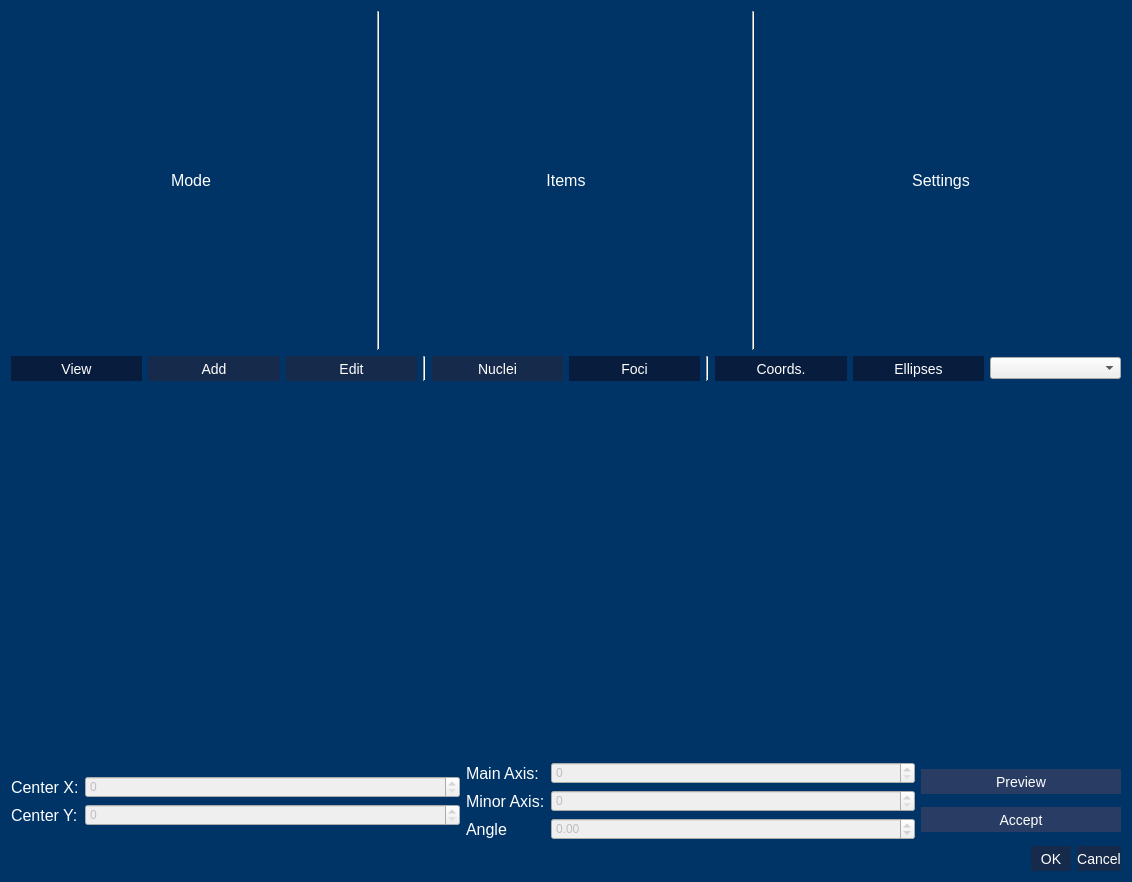
SilMon/NucDetect, file gui/definitions/result_editor_dialog.ui: the form before one commit.
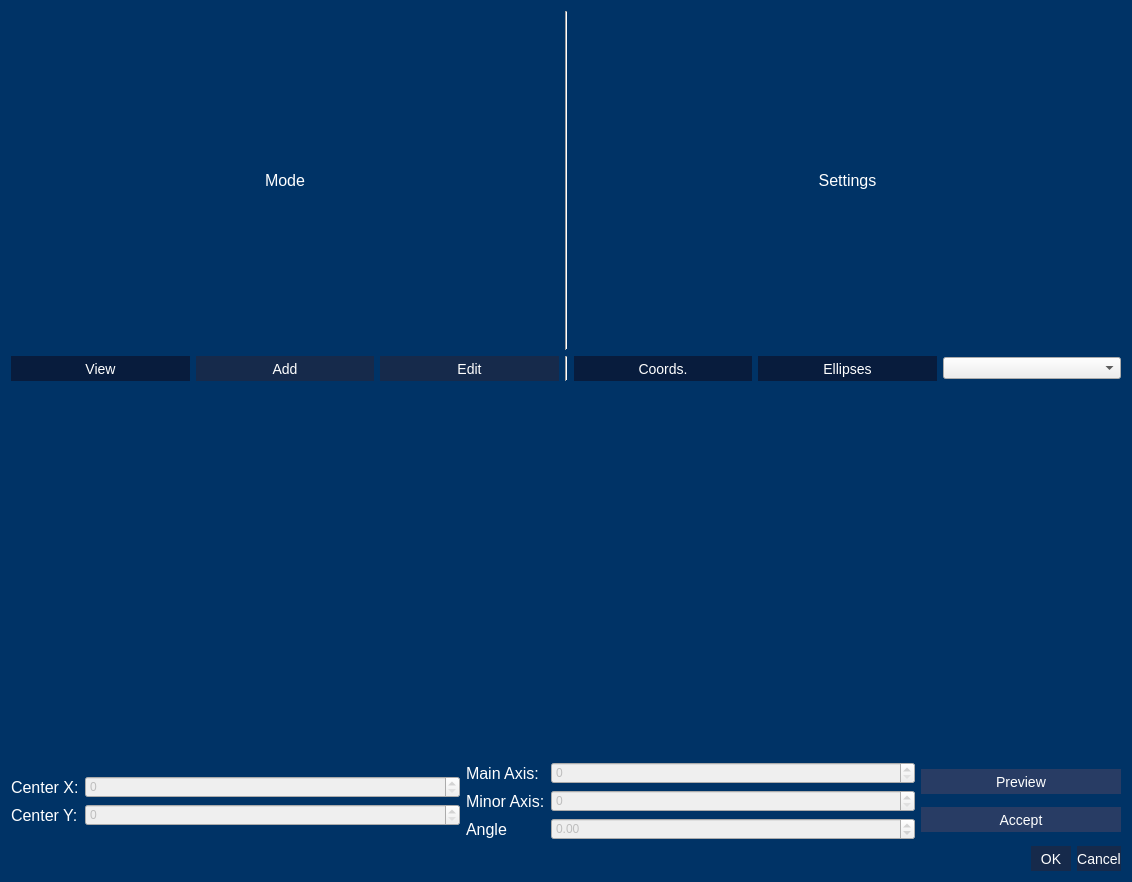
The form after the commit.

Commit message: Changes for loading procedure to increase boot up time

The edit to the form file:
```diff
--- a/gui/definitions/result_editor_dialog.ui
+++ b/gui/definitions/result_editor_dialog.ui
@@ -100,23 +100,6 @@
          </property>
         </widget>
        </item>
-       <item>
-        <widget class="Line" name="line_3">
-         <property name="orientation">
-          <enum>Qt::Vertical</enum>
-         </property>
-        </widget>
-       </item>
-       <item>
-        <widget class="QLabel" name="label_2">
-         <property name="text">
-          <string>Items</string>
-         </property>
-         <property name="alignment">
-          <set>Qt::AlignCenter</set>
-         </property>
-        </widget>
-       </item>
        <item>
         <widget class="Line" name="line_4">
          <property name="orientation">
@@ -217,60 +200,6 @@
          </property>
         </widget>
        </item>
-       <item>
-        <widget class="QPushButton" name="btn_edit_nuclei">
-         <property name="maximumSize">
-          <size>
-           <width>16777215</width>
-           <height>16777215</height>
-          </size>
-         </property>
-         <property name="toolTip">
-          <string>Enables Nuclei Add/Edit Mode. Hotkey: 4</string>
-         </property>
-         <property name="text">
-          <string>Nuclei</string>
-         </property>
-         <property name="checkable">
-          <bool>true</bool>
-         </property>
-         <attribute name="buttonGroup">
-          <string notr="true">btng_items</string>
-         </attribute>
-        </widget>
-       </item>
-       <item>
-        <widget class="QPushButton" name="btn_edit_foci">
-         <property name="maximumSize">
-          <size>
-           <width>16777215</width>
-           <height>16777215</height>
-          </size>
-         </property>
-         <property name="toolTip">
-          <string>Enables Foci Add/Edit Mode. Hotkey: 5</string>
-         </property>
-         <property name="text">
-          <string>Foci</string>
-         </property>
-         <property name="checkable">
-          <bool>true</bool>
-         </property>
-         <property name="checked">
-          <bool>true</bool>
-         </property>
-         <attribute name="buttonGroup">
-          <string notr="true">btng_items</string>
-         </attribute>
-        </widget>
-       </item>
-       <item>
-        <widget class="Line" name="line">
-         <property name="orientation">
-          <enum>Qt::Vertical</enum>
-         </property>
-        </widget>
-       </item>
        <item>
         <widget class="QPushButton" name="btn_coords">
          <property name="maximumSize">
```
The commit also changes 2 other files.
